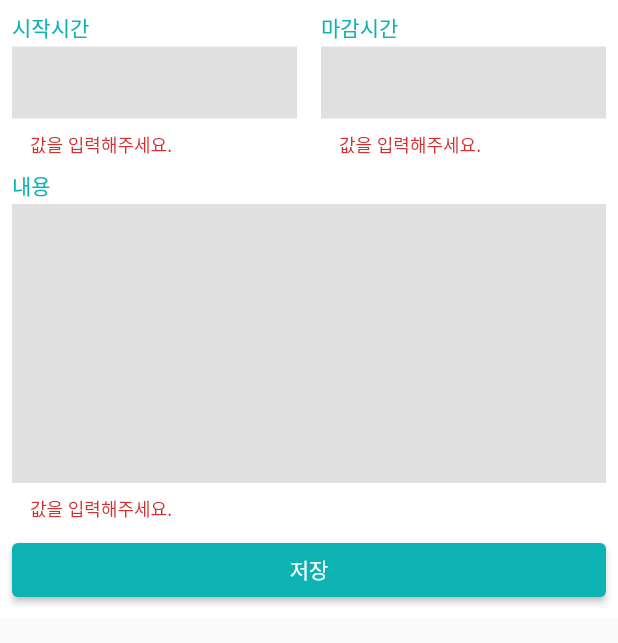
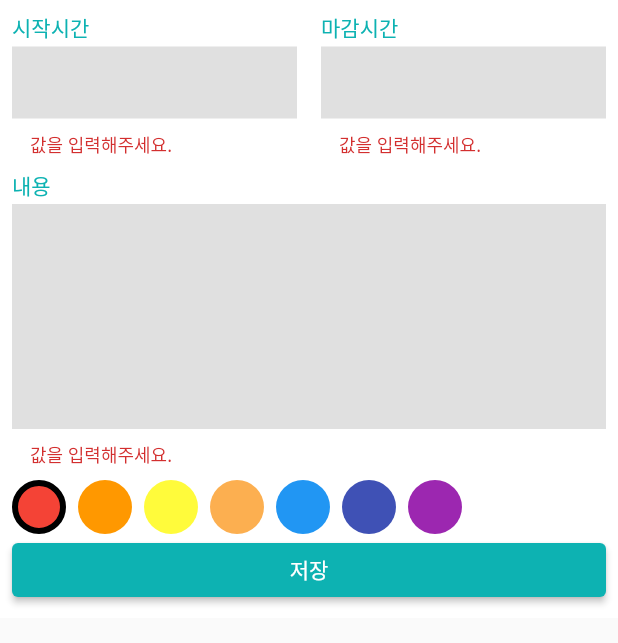
Before and after one commit to emmet-lv99/study_calendar_scheduler, a Flutter app: the ScheduleBottomSheet widget shown alone on an empty page, opened directly, on a phone screen of 412 x 824 dp. Shown: the top 643 px of the screen. Run offline on Flutter 3.47's test engine with Material 2 defaults, Android fonts, the phone set to English and light mode, and no system bars; our stand-ins replace drift, get_it, table_calendar; accounts and stored records are empty; generated files the repository leaves out were written again.

Commit message:
selected color border

```diff
--- a/lib/component/schedule_bottom_sheet.dart
+++ b/lib/component/schedule_bottom_sheet.dart
@@ -66,7 +66,10 @@ class _ScheduleBottomSheetState extends State<ScheduleBottomSheet> {
                             selectedId = snapshot.data![0].id;
                           }
 
-                          return Wrap();
+                          return _ColorPicker(
+                            colors: snapshot.hasData ? snapshot.data! : [],
+                            selectedId: selectedId!,
+                          );
                           //   _ColorPicker(
                           //   colors: snapshot.hasData ? snapshot.data! : [],
                           //   selectedId: selectedId!,
@@ -168,6 +171,45 @@ class _SaveButton extends StatelessWidget {
 
 typedef ColorIdSetter = void Function(int val);
 
+class _ColorPicker extends StatelessWidget {
+  final List<CategoryColor> colors;
+  final int selectedId;
+  const _ColorPicker({required this.selectedId, required this.colors, Key? key})
+      : super(key: key);
+
+  @override
+  Widget build(BuildContext context) {
+    return Wrap(
+      spacing: 8.0,
+      runSpacing: 10.0,
+      children: colors
+          .map(
+            (e) => renderColor(e, selectedId == e.id),
+          )
+          .toList(),
+    );
+  }
+
+  Widget renderColor(CategoryColor color, bool selectedId) {
+    return Container(
+      width: 36,
+      height: 36,
+      decoration: BoxDecoration(
+        shape: BoxShape.circle,
+        border: selectedId
+            ? Border.all(
+                color: Colors.black,
+                width: 4,
+              )
+            : null,
+        color: Color(
+          int.parse('FF${color.hexCode}', radix: 16),
+        ),
+      ),
+    );
+  }
+}
+
 // class _ColorPicker extends StatelessWidget {
 //   final List<CategoryColor> colors;
 //   final int selectedId;
```
